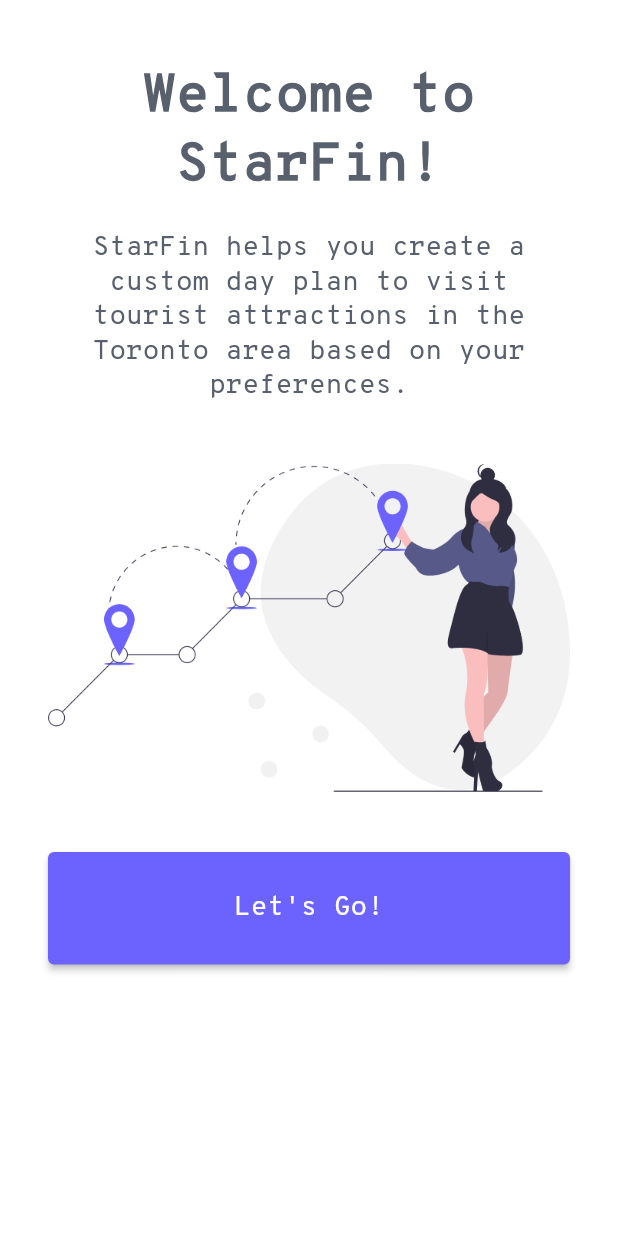
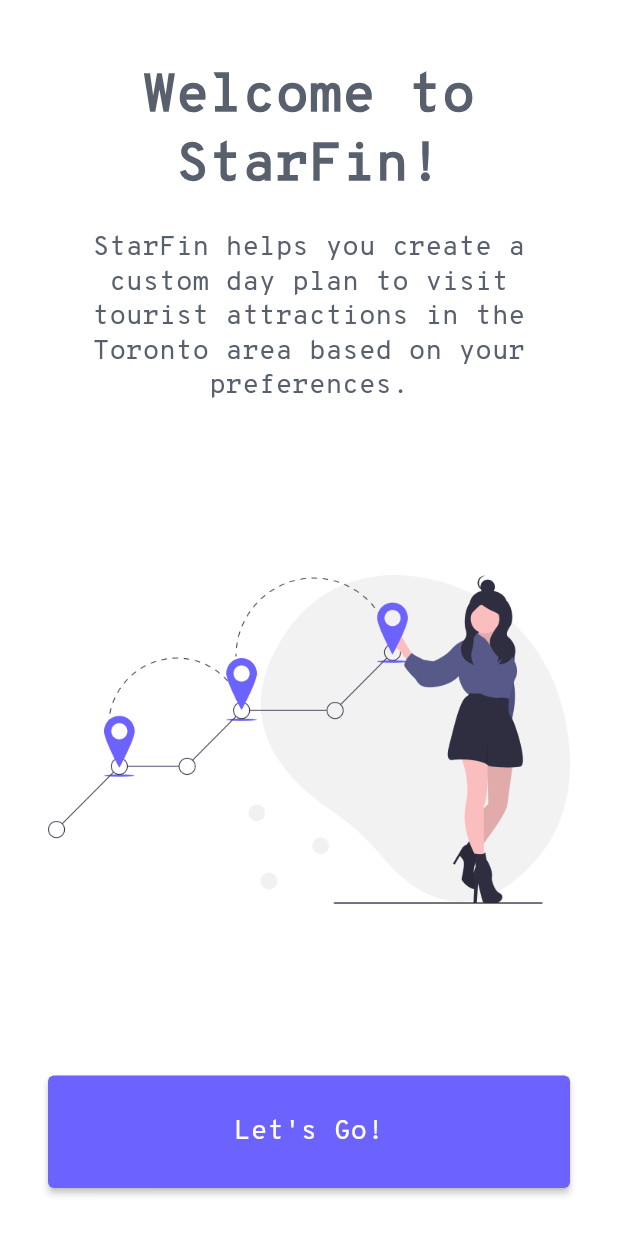
Before and after one commit to BlueFin773/starfin, a Flutter app: the screen it shows after launch, on a phone screen of 412 x 824 dp. Run offline on Flutter 3.47's test engine with Material 2 defaults, Android fonts, the phone set to English and light mode, and no system bars; our stand-ins replace cloud_firestore, firebase_core, geolocator, google_maps_flutter; missing offline and left inert: flutter_polyline_points, map_launcher; accounts and stored records are empty.

Commit message:
slight UI changes to welcome screen and match screen

```diff
--- a/lib/match.dart
+++ b/lib/match.dart
@@ -52,7 +52,7 @@ class _MatchPageState extends State<MatchPage> {
      return product / (sqrt(normUserRating) * sqrt(normLocationRating));
   }
 
-  //run compare against all locations and return the top 5 best matches
+  //run compare against all locations and return the best matches
   _compareAll(List userRating, List<Location> locations){
     var map = new Map();
     for(var location in locations){
@@ -86,13 +86,13 @@ class _MatchPageState extends State<MatchPage> {
                     itemExtent:100,
                     itemBuilder: (BuildContext context, int index) {
                       return ListTile(
-                          title: Text(locationsList[index].name, style:TextStyle(fontSize: 16, fontWeight: FontWeight.bold)),
+                          title: Text(locationsList[index].name, style:TextStyle(fontSize: 10, fontWeight: FontWeight.bold)),
                           leading:  SizedBox(
                             width:100,
                             height:100,
                             child:Image.network(locationsList[index].imageURL, fit:BoxFit.cover ),
                           ),
-                          subtitle: Text(locationsList[index].description, style:TextStyle(fontSize: 12)),
+                          subtitle: Text(locationsList[index].description, style:TextStyle(fontSize: 10)),
                           enabled: true,
                           selected: locationsList[index].selected,
                           selectedTileColor: Color(0xFF6C63FF),
--- a/lib/welcome.dart
+++ b/lib/welcome.dart
@@ -32,7 +32,7 @@ class _WelcomePageState extends State<WelcomePage> {
             SizedBox(
               height: 40,
             ),
-            Image.asset('assets/images/map2.png'),
+            Expanded(child:Image.asset('assets/images/map2.png'),),
             SizedBox(
               height: 40,
             ),
```
Also changed, not shown: 1 other file.
